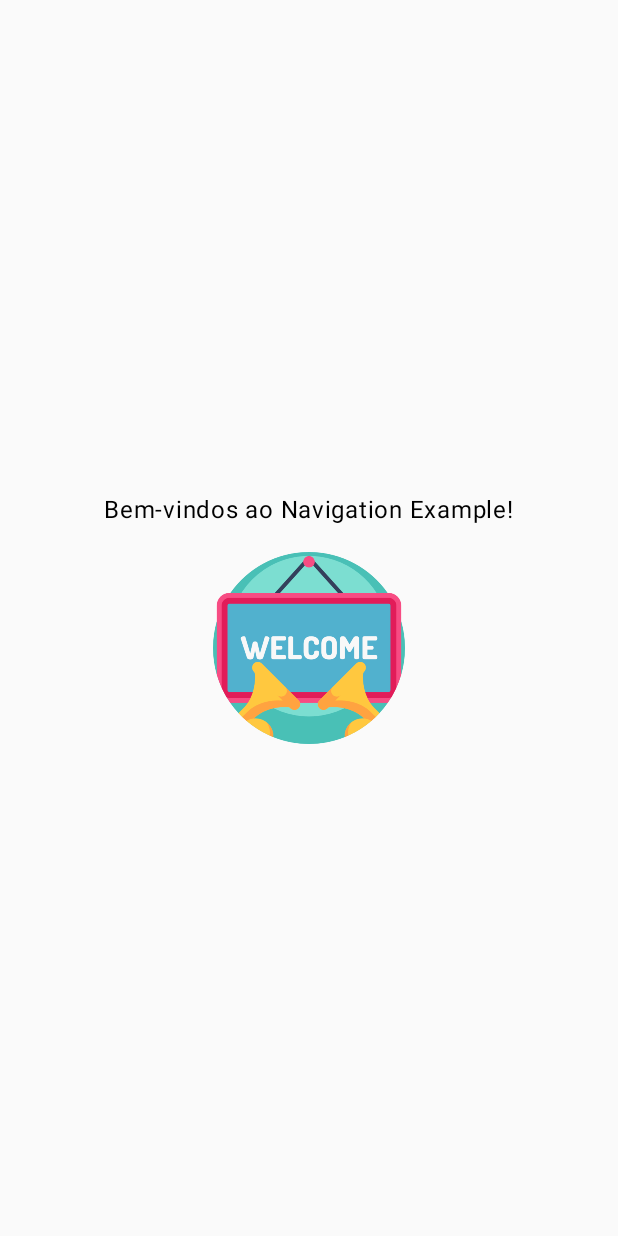
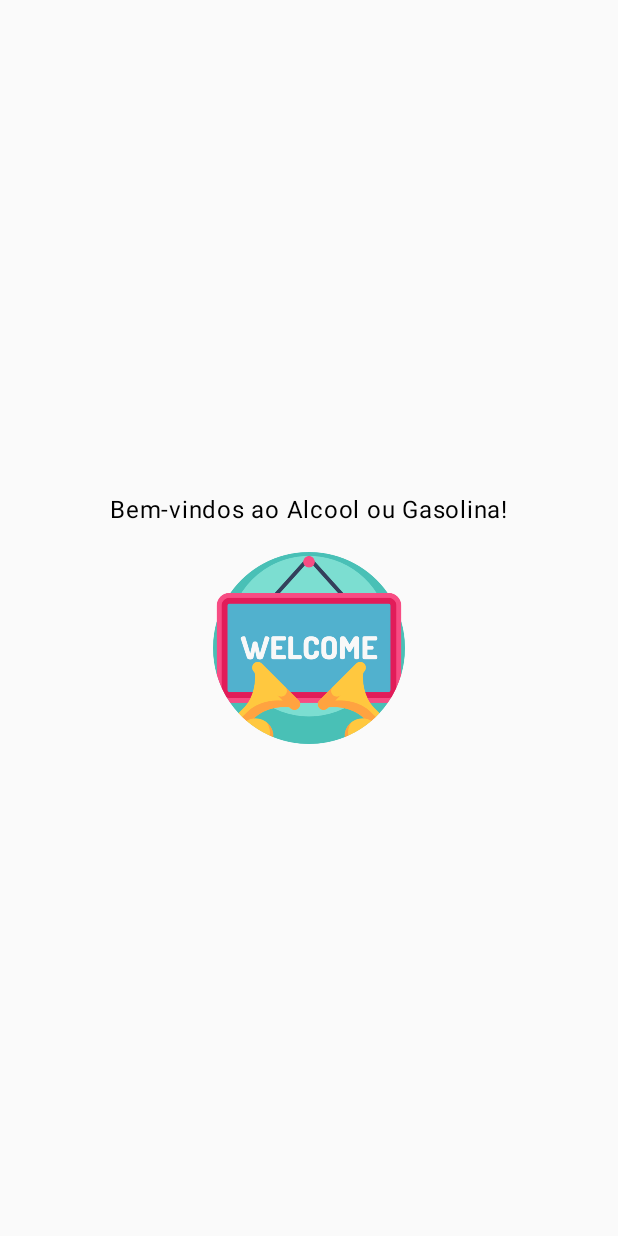
Before and after one commit to emilly-lima/AlcoolOuGasolina, an Android app built with Jetpack Compose: the welcome screen opened through its navigation route, on a phone screen of 412 x 824 dp. Run offline under Robolectric (Android 15) with nearby library versions, the phone set to English and light mode, and no system bars.

Commit message:
add internacionalização pt-en[US] add values-en

```diff
--- a/app/src/main/java/com/example/exemplosimplesdecompose/view/Welcome.kt
+++ b/app/src/main/java/com/example/exemplosimplesdecompose/view/Welcome.kt
@@ -2,43 +2,29 @@ package com.example.exemplosimplesdecompose.view
 
 import androidx.compose.foundation.Image
 import androidx.compose.foundation.clickable
-import androidx.compose.foundation.layout.Arrangement
-import androidx.compose.foundation.layout.Column
-import androidx.compose.foundation.layout.Spacer
-import androidx.compose.foundation.layout.fillMaxSize
-import androidx.compose.foundation.layout.fillMaxWidth
-import androidx.compose.foundation.layout.height
-import androidx.compose.foundation.layout.padding
-import androidx.compose.foundation.layout.size
-import androidx.compose.material3.Button
+import androidx.compose.foundation.layout.*
 import androidx.compose.material3.Text
-import androidx.compose.material3.TextField
 import androidx.compose.runtime.Composable
-import androidx.compose.runtime.getValue
-import androidx.compose.runtime.mutableStateOf
-import androidx.compose.runtime.remember
-import androidx.compose.runtime.setValue
 import androidx.compose.ui.Alignment
 import androidx.compose.ui.Modifier
 import androidx.compose.ui.res.painterResource
-import androidx.compose.ui.text.input.TextFieldValue
-import androidx.compose.ui.tooling.preview.Preview
+import androidx.compose.ui.res.stringResource
 import androidx.compose.ui.unit.dp
 import androidx.navigation.NavHostController
 import com.example.exemplosimplesdecompose.R
 
 @Composable
-fun Welcome(navController: NavHostController) { //Recebe o elemento que permite realizar a navegação
+fun Welcome(navController: NavHostController) {
     Column(
         modifier = Modifier.fillMaxSize(),
         horizontalAlignment = Alignment.CenterHorizontally,
         verticalArrangement = Arrangement.Center
     ) {
-        Text(text = "Bem-vindos ao Navigation Example!")
+        Text(text = stringResource(id = R.string.bem_vindo_ao_app))
         Spacer(modifier = Modifier.height(16.dp))
         Image(
-            painter = painterResource(id = R.drawable.welcome), // Substituir pelo seu recurso
-            contentDescription = "Imagem de boas-vindas",
+            painter = painterResource(id = R.drawable.welcome),
+            contentDescription = stringResource(id = R.string.descricao_imagem_boas_vindas),
             modifier = Modifier
                 .size(128.dp)
                 .clickable { navController.navigate("mainalcgas") }
--- a/app/src/main/res/values/strings.xml
+++ b/app/src/main/res/values/strings.xml
@@ -1,3 +1,44 @@
 <resources>
     <string name="app_name">Alcool ou Gasolina?</string>
+    <string name="preco_alcool">Preço do Álcool (R$)</string>
+    <string name="preco_gasolina">Preço da Gasolina (R$)</string>
+    <string name="nome_posto_opcional">Nome do Posto (Opcional)</string>
+    <string name="percentual_75">75%</string>
+    <string name="calcular">Calcular</string>
+    <string name="vamos_calcular">Vamos Calcular?</string>
+    <string name="informar_preco_alcool">Informe o preço do Álcool.</string>
+    <string name="informar_preco_gasolina">Informe o preço da Gasolina.</string>
+    <string name="posto_desconhecido">Posto Desconhecido</string>
+    <string name="inserir_posto">Inserir Posto</string>
+    <string name="ver_lista_posto">Ver lista de Posto</string>
+
+    <string name="permissao_necessaria">Permissão necessária</string>
+    <string name="permissao_texto">O app precisa da sua localização para salvar o posto com coordenadas. Por favor, conceda a permissão.</string>
+    <string name="permissao_permitir">Permitir</string>
+    <string name="permissao_cancelar">Cancelar</string>
+
+    <string name="posto_nao_encontrado">Posto não encontrado</string>
+    <string name="nome_posto">Nome do Posto</string>
+    <string name="ver_no_mapa">Ver no Mapa</string>
+    <string name="salvar">Salvar</string>
+    <string name="excluir">Excluir</string>
+    <string name="confirmacao">Confirmação</string>
+    <string name="deseja_excluir">Tem certeza que deseja excluir este posto?</string>
+    <string name="posto_excluido_sucesso">Posto excluído com sucesso</string>
+    <string name="sim">Sim</string>
+    <string name="cancelar">Cancelar</string>
+
+    <string name="digite_algo">Digite algo</string>
+    <string name="ir_para_proxima_tela">Ir para a próxima tela</string>
+
+    <string name="lista_de_postos">Lista de Postos</string>
+    <string name="nome">Nome</string>
+    <string name="gasolina">Gasolina</string>
+    <string name="alcool">Álcool</string>
+    <string name="data">Data</string>
+
+    <string name="bem_vindo_ao_app">Bem-vindos ao Alcool ou Gasolina!</string>
+    <string name="descricao_imagem_boas_vindas">Imagem de boas-vindas</string>
+
+
 </resources>
```
Also changed, not shown: app/src/main/java/com/example/exemplosimplesdecompose/view/AlcoolouGasolina.kt (+62 -58 lines), app/src/main/java/com/example/exemplosimplesdecompose/view/Input.kt (+7 -5 lines), app/src/main/java/com/example/exemplosimplesdecompose/view/List.kt (+8 -24 lines), app/src/main/java/com/example/exemplosimplesdecompose/view/Posto.kt (+17 -16 lines).
